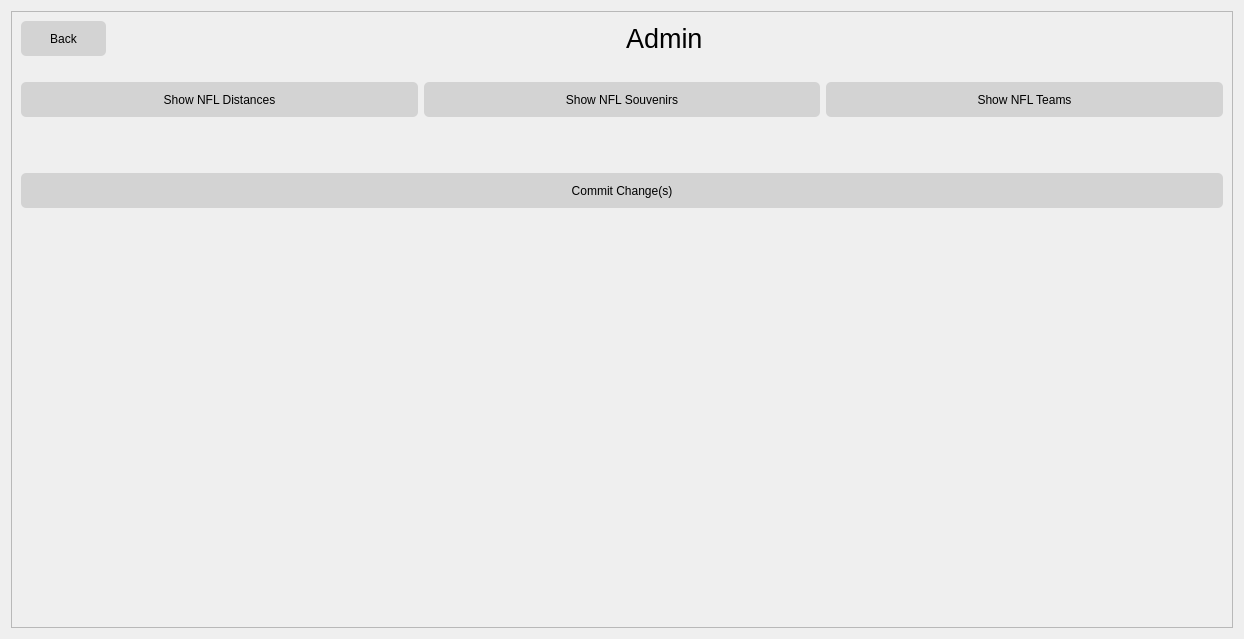
Qt form admin.ui (Cyriously1/NFLTour) before a commit.
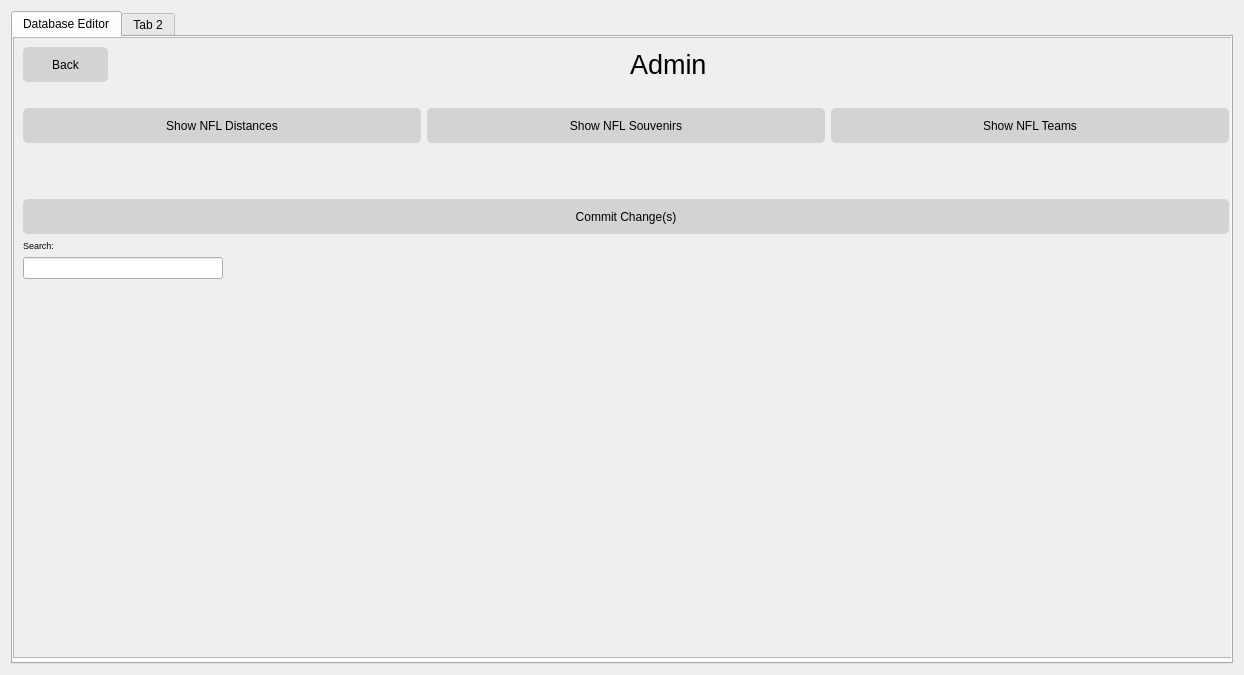
The same form after that commit. Icons and pictures are not drawn.

Commit message: added functioning search bar to admin window

Diff of the .ui file:
```diff
--- a/admin.ui
+++ b/admin.ui
@@ -7,7 +7,7 @@
     <x>0</x>
     <y>0</y>
     <width>1244</width>
-    <height>639</height>
+    <height>675</height>
    </rect>
   </property>
   <property name="windowTitle">
@@ -54,7 +54,44 @@
   </property>
   <layout class="QGridLayout" name="gridLayout">
    <item row="0" column="0">
+    <widget class="QTabWidget" name="admin_tabWidget">
+     <property name="mouseTracking">
+      <bool>false</bool>
+     </property>
+     <property name="tabPosition">
+      <enum>QTabWidget::North</enum>
+     </property>
+     <property name="tabShape">
+      <enum>QTabWidget::Rounded</enum>
+     </property>
+     <property name="currentIndex">
+      <number>0</number>
+     </property>
+     <property name="iconSize">
+      <size>
+       <width>16</width>
+       <height>16</height>
+      </size>
+     </property>
+     <property name="documentMode">
+      <bool>false</bool>
+     </property>
+     <property name="tabBarAutoHide">
+      <bool>false</bool>
+     </property>
+     <widget class="QWidget" name="admin_tab1">
+      <attribute name="title">
+       <string>Database Editor</string>
+      </attribute>
     <widget class="QScrollArea" name="scrollArea_2">
+       <property name="geometry">
+        <rect>
+         <x>0</x>
+         <y>0</y>
+         <width>1226</width>
+         <height>621</height>
+        </rect>
+       </property>
      <property name="styleSheet">
       <string notr="true"/>
      </property>
@@ -73,7 +110,7 @@
         <x>0</x>
         <y>0</y>
         <width>1224</width>
-        <height>1312</height>
+          <height>1357</height>
        </rect>
       </property>
       <property name="styleSheet">
@@ -200,6 +237,32 @@
            </property>
           </widget>
          </item>
+           <item>
+            <widget class="QLabel" name="admin_labelSearch">
+             <property name="enabled">
+              <bool>true</bool>
+             </property>
+             <property name="font">
+              <font>
+               <pointsize>7</pointsize>
+               <underline>false</underline>
+              </font>
+             </property>
+             <property name="text">
+              <string>Search:</string>
+             </property>
+            </widget>
+           </item>
+           <item>
+            <widget class="QLineEdit" name="admin_searchBar">
+             <property name="maximumSize">
+              <size>
+               <width>200</width>
+               <height>16777215</height>
+              </size>
+             </property>
+            </widget>
+           </item>
          <item>
           <layout class="QHBoxLayout" name="horizontalLayout_5">
            <property name="bottomMargin">
@@ -220,6 +283,13 @@
         </layout>
        </item>
       </layout>
+       </widget>
+      </widget>
+     </widget>
+     <widget class="QWidget" name="admin_tab2">
+      <attribute name="title">
+       <string>Tab 2</string>
+      </attribute>
      </widget>
     </widget>
    </item>
```
Lines whose indentation alone changed are shown as unchanged. The commit also changes 2 other files.
